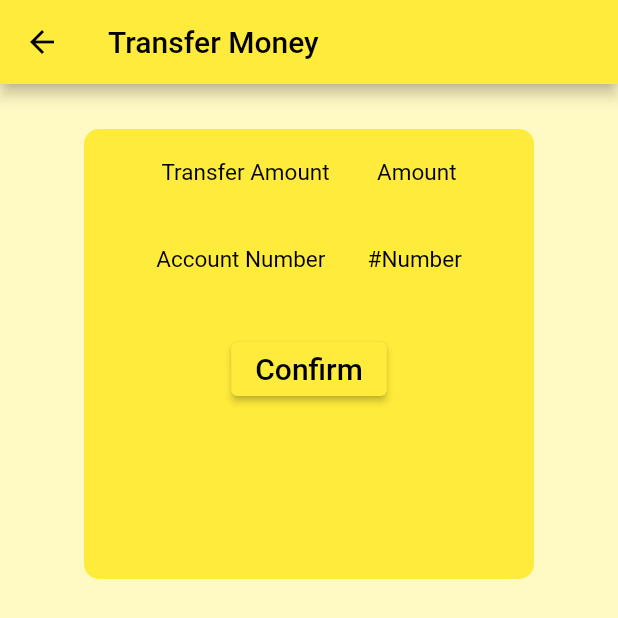
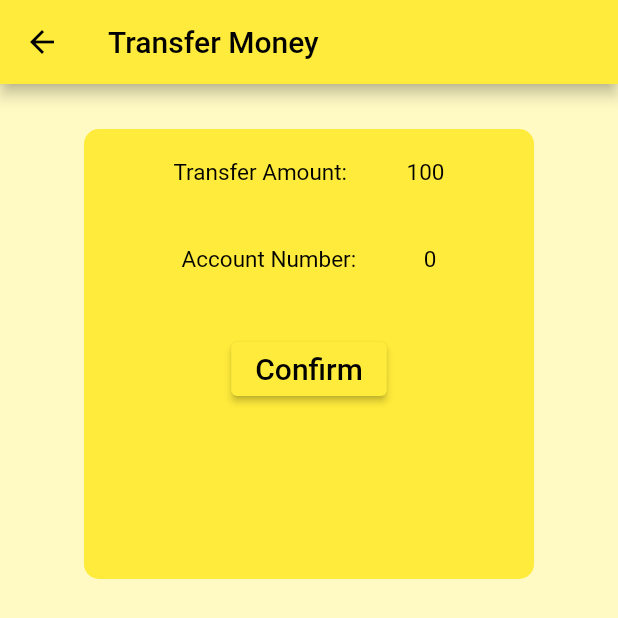
Before and after one commit to AnneRoki/OOPFfutter, a Flutter app: the confirm screen opened directly, on a phone screen of 412 x 824 dp. Shown: the top 618 px of the screen. Run offline on Flutter 3.47's test engine with Material 2 defaults, Android fonts, the phone set to English and light mode, and no system bars.

Commit message:
Update confirm.dart

```diff
--- a/lib/confirm.dart
+++ b/lib/confirm.dart
@@ -1,4 +1,6 @@
 import 'package:flutter/material.dart';
+import 'package:flutterexam/ammar.dart';
+import 'package:flutterexam/nav.dart';
 
 class confirm extends StatefulWidget {
   @override
@@ -31,14 +33,14 @@ class _State extends State<confirm> {
                           children: [
                             Container(
                                 child: Text(
-                              "Transfer Amount",
+                              "Transfer Amount:",
                               textAlign: TextAlign.left,
                               style:
                                   TextStyle(color: Colors.black, fontSize: 15),
                             )),
                             Container(
                                 child: Text(
-                              "Amount",
+                              "$money",
                               textAlign: TextAlign.left,
                               style:
                                   TextStyle(color: Colors.black, fontSize: 15),
@@ -50,14 +52,14 @@ class _State extends State<confirm> {
                           children: [
                             Container(
                                 child: Text(
-                              "Account Number",
+                              "Account Number:",
                               textAlign: TextAlign.left,
                               style:
                                   TextStyle(color: Colors.black, fontSize: 15),
                             )),
                             Container(
                                 child: Text(
-                              "#Number",
+                              "$acnum",
                               textAlign: TextAlign.left,
                               style:
                                   TextStyle(color: Colors.black, fontSize: 15),
@@ -70,7 +72,12 @@ class _State extends State<confirm> {
                                 "Confirm",
                                 style: TextStyle(fontSize: 20),
                               ),
-                              onPressed: () {})),
+                              onPressed: () {
+                                Navigator.push(
+                                    context,
+                                    MaterialPageRoute(
+                                        builder: (context) => navigation()));
+                              })),
                     ])))
           ])),
     );
```
